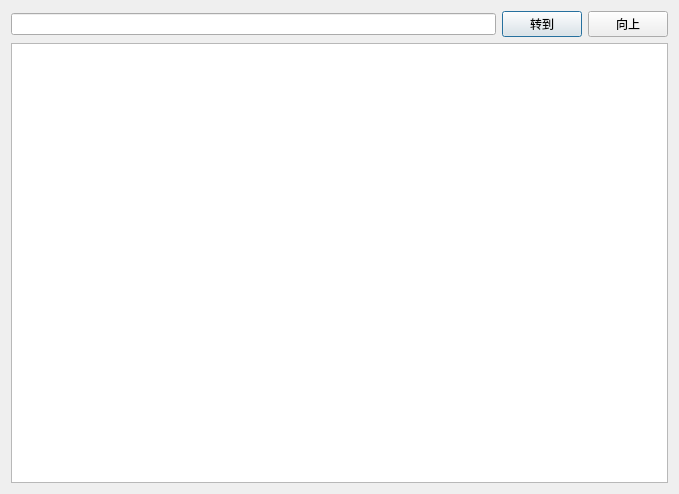
Qt form dialog/filetransferdialog.ui (ohyeah521/android-remote-manager) before a commit.
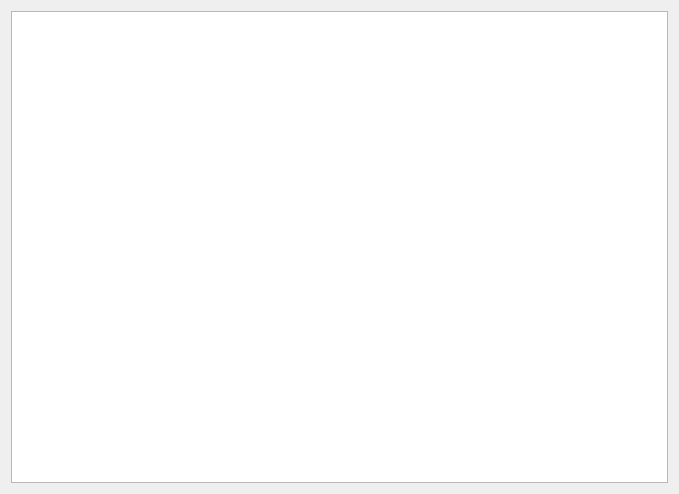
The same form after that commit.

Commit message: file manager, tree

The edit to the form file:
```diff
--- a/dialog/filetransferdialog.ui
+++ b/dialog/filetransferdialog.ui
@@ -15,28 +15,11 @@
   </property>
   <layout class="QVBoxLayout" name="verticalLayout">
    <item>
-    <layout class="QHBoxLayout" name="horizontalLayout">
-     <item>
-      <widget class="QLineEdit" name="lineEdit"/>
-     </item>
-     <item>
-      <widget class="QPushButton" name="pushButtonYes">
-       <property name="text">
-        <string>转到</string>
-       </property>
-      </widget>
-     </item>
-     <item>
-      <widget class="QPushButton" name="pushButtonUp">
-       <property name="text">
-        <string>向上</string>
-       </property>
-      </widget>
-     </item>
-    </layout>
-   </item>
-   <item>
-    <widget class="QListWidget" name="listWidget"/>
+    <widget class="QTreeView" name="treeView">
+     <property name="headerHidden">
+      <bool>true</bool>
+     </property>
+    </widget>
    </item>
   </layout>
  </widget>
```
The commit also changes 6 other files.
